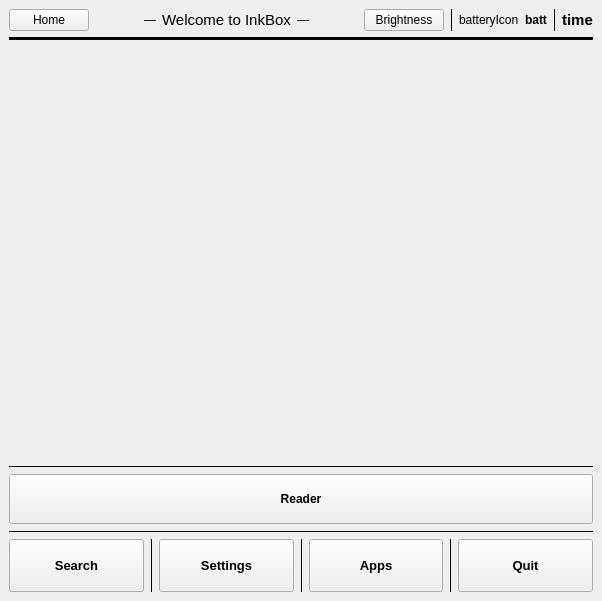
Old version of the form mainwindow.ui in the repository Quill-OS/quill.
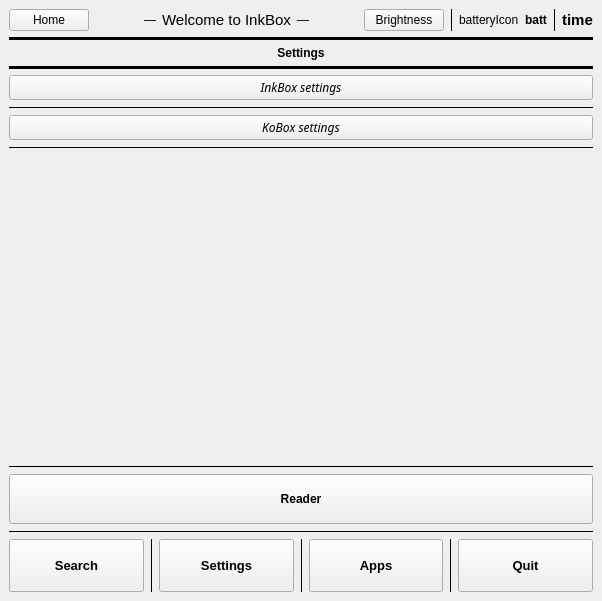
New version of the form. The open tabs and pages were chosen to show the change.

Commit message: Basic settings stacked widget implementation

```diff
--- a/mainwindow.ui
+++ b/mainwindow.ui
@@ -360,7 +360,123 @@
       <widget class="QWidget" name="page_2">
        <layout class="QVBoxLayout" name="verticalLayout_3"/>
       </widget>
-      <widget class="QWidget" name="page_3"/>
+      <widget class="QWidget" name="page_3">
+       <layout class="QVBoxLayout" name="verticalLayout_5">
+        <property name="leftMargin">
+         <number>0</number>
+        </property>
+        <property name="topMargin">
+         <number>0</number>
+        </property>
+        <property name="rightMargin">
+         <number>0</number>
+        </property>
+        <property name="bottomMargin">
+         <number>0</number>
+        </property>
+        <item>
+         <layout class="QGridLayout" name="gridLayout_5">
+          <item row="1" column="0">
+           <widget class="Line" name="line_9">
+            <property name="frameShadow">
+             <enum>QFrame::Plain</enum>
+            </property>
+            <property name="lineWidth">
+             <number>3</number>
+            </property>
+            <property name="orientation">
+             <enum>Qt::Horizontal</enum>
+            </property>
+           </widget>
+          </item>
+          <item row="4" column="0">
+           <layout class="QGridLayout" name="gridLayout_9">
+            <property name="bottomMargin">
+             <number>0</number>
+            </property>
+            <item row="2" column="0">
+             <widget class="QPushButton" name="koboxSettingsBtn">
+              <property name="font">
+               <font>
+                <family>Chivo</family>
+                <weight>50</weight>
+                <italic>true</italic>
+                <bold>false</bold>
+               </font>
+              </property>
+              <property name="text">
+               <string>KoBox settings</string>
+              </property>
+             </widget>
+            </item>
+            <item row="0" column="0">
+             <widget class="QPushButton" name="inkboxSettingsBtn">
+              <property name="font">
+               <font>
+                <family>Chivo</family>
+                <italic>true</italic>
+               </font>
+              </property>
+              <property name="text">
+               <string>InkBox settings</string>
+              </property>
+             </widget>
+            </item>
+            <item row="1" column="0">
+             <widget class="Line" name="line_10">
+              <property name="frameShadow">
+               <enum>QFrame::Plain</enum>
+              </property>
+              <property name="orientation">
+               <enum>Qt::Horizontal</enum>
+              </property>
+             </widget>
+            </item>
+            <item row="3" column="0">
+             <widget class="Line" name="line_11">
+              <property name="frameShadow">
+               <enum>QFrame::Plain</enum>
+              </property>
+              <property name="orientation">
+               <enum>Qt::Horizontal</enum>
+              </property>
+             </widget>
+            </item>
+           </layout>
+          </item>
+          <item row="0" column="0">
+           <widget class="QLabel" name="settingsLabel">
+            <property name="font">
+             <font>
+              <weight>75</weight>
+              <bold>true</bold>
+             </font>
+            </property>
+            <property name="text">
+             <string>Settings</string>
+            </property>
+            <property name="alignment">
+             <set>Qt::AlignCenter</set>
+            </property>
+           </widget>
+          </item>
+          <item row="5" column="0">
+           <spacer name="verticalSpacer_5">
+            <property name="orientation">
+             <enum>Qt::Vertical</enum>
+            </property>
+            <property name="sizeHint" stdset="0">
+             <size>
+              <width>20</width>
+              <height>40</height>
+             </size>
+            </property>
+           </spacer>
+          </item>
+         </layout>
+        </item>
+       </layout>
+      </widget>
      </widget>
     </item>
     <item>
```
Left out of the diff: 96 changed lines with no effect on the pictures. The commit also changes 8 other files.
